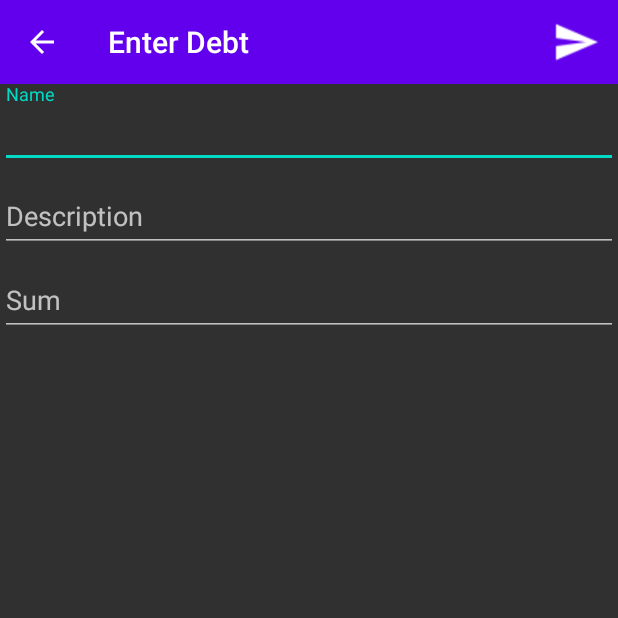
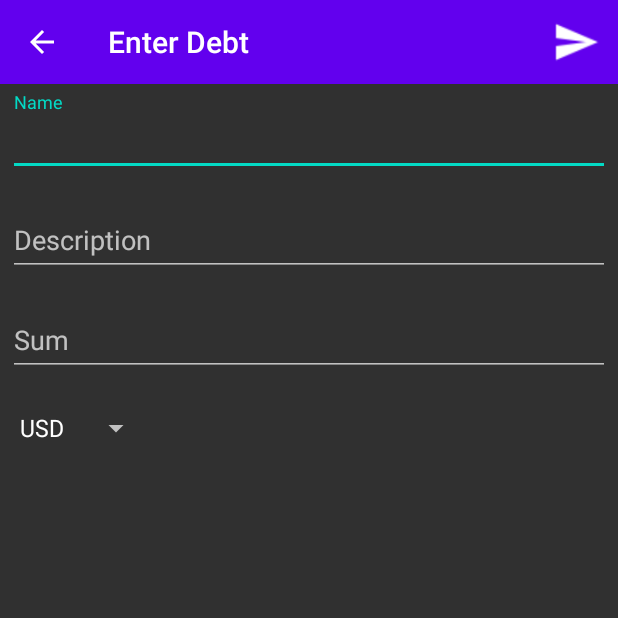
Before and after one commit to ponwed/DebtTracker, an Android app: the AddNewDebtActivity screen opened directly, with no data from a screen before it, on a phone screen of 412 x 824 dp, the top half of it. Run offline under Robolectric (Android 15) with nearby library versions, the phone set to English and light mode, and no system bars.

```diff
--- a/app/src/main/java/com/pontus/debttracker/AddNewDebtActivity.java
+++ b/app/src/main/java/com/pontus/debttracker/AddNewDebtActivity.java
@@ -8,20 +8,27 @@ import android.os.Bundle;
 import android.view.Menu;
 import android.view.MenuItem;
 import android.view.Window;
+import android.widget.ArrayAdapter;
 import android.widget.Button;
+import android.widget.Spinner;
 import android.widget.Toast;
 
 import com.google.android.material.textfield.TextInputLayout;
 
 import java.text.DateFormat;
 import java.text.SimpleDateFormat;
+import java.util.ArrayList;
+import java.util.Collections;
+import java.util.Currency;
 import java.util.Date;
+import java.util.HashSet;
+import java.util.List;
 import java.util.Locale;
 import java.util.Objects;
+import java.util.Set;
 
 public class AddNewDebtActivity extends AppCompatActivity
 {
-
     @Override
     protected void onCreate(Bundle savedInstanceState)
     {
@@ -35,6 +42,8 @@ public class AddNewDebtActivity extends AppCompatActivity
             getSupportActionBar().setDisplayHomeAsUpEnabled(true);
             getSupportActionBar().setDisplayShowHomeEnabled(true);
         }
+
+        populateSpinner();
     }
 
     @Override
@@ -51,21 +60,65 @@ public class AddNewDebtActivity extends AppCompatActivity
         return true;
     }
 
+    // Modified function from https://stackoverflow.com/a/3537085/2195880
+    private static List<String> getAllCurrencyCodes()
+    {
+        Set<String> toret = new HashSet<String>();
+        Locale[] locs = Locale.getAvailableLocales();
+
+        for(Locale loc : locs) {
+            try {
+                Currency currency = Currency.getInstance( loc );
+
+                if ( currency != null ) {
+                    toret.add(currency.getCurrencyCode());
+                }
+            } catch(Exception exc)
+            {
+                // Locale not found
+            }
+        }
+
+        List <String> currencyList = new ArrayList<>(toret);
+        Collections.sort(currencyList);
+        return currencyList;
+    }
+
+    private String getCurrencyStringForLocale()
+    {
+        Locale defaultLocale = Locale.getDefault();
+        return Currency.getInstance(defaultLocale).getCurrencyCode();
+    }
+
+    private void populateSpinner()
+    {
+        List<String> spinnerArr = getAllCurrencyCodes();
+
+        ArrayAdapter<String> adapter = new ArrayAdapter<String>(
+                this, android.R.layout.simple_spinner_dropdown_item, spinnerArr
+        );
+
+        adapter.setDropDownViewResource(android.R.layout.simple_spinner_dropdown_item);
+        Spinner currencySpinner = findViewById(R.id.currency_spinner);
+        currencySpinner.setAdapter(adapter);
+        currencySpinner.setSelection(adapter.getPosition(getCurrencyStringForLocale()));
+    }
+
     public void onComposeAction(MenuItem mi)
     {
         TextInputLayout etName = findViewById(R.id.et_Name);
         TextInputLayout etDesc = findViewById(R.id.et_desc);
         TextInputLayout etSum = findViewById(R.id.et_sum);
+        Spinner currencySpinner = findViewById(R.id.currency_spinner);
 
         DateFormat dateFormat = DateFormat.getDateInstance();
         String date = dateFormat.format(new Date());
 
         Bundle extras = new Bundle();
 
-
         extras.putString("name", Objects.requireNonNull(etName.getEditText()).getText().toString());
         extras.putString("desc", Objects.requireNonNull(etDesc.getEditText()).getText().toString());
-        extras.putString("sum", Objects.requireNonNull(etSum.getEditText()).getText().toString());
+        extras.putString("sum", Objects.requireNonNull(etSum.getEditText()).getText().toString() + " " + currencySpinner.getSelectedItem().toString());
         extras.putString("date", date);
 
         Intent intent = new Intent();
--- a/app/src/main/res/layout/activity_add_new_debt.xml
+++ b/app/src/main/res/layout/activity_add_new_debt.xml
@@ -11,6 +11,7 @@
         android:id="@+id/et_Name"
         android:layout_width="match_parent"
         android:layout_height="wrap_content"
+        android:padding="5dp"
         app:layout_constraintTop_toBottomOf="@+id/toolbar">
 
         <com.google.android.material.textfield.TextInputEditText
@@ -23,6 +24,7 @@
         android:id="@+id/et_desc"
         android:layout_width="match_parent"
         android:layout_height="wrap_content"
+        android:padding="5dp"
         app:layout_constraintTop_toBottomOf="@+id/et_Name">
 
         <com.google.android.material.textfield.TextInputEditText
@@ -35,8 +37,8 @@
         android:id="@+id/et_sum"
         android:layout_width="match_parent"
         android:layout_height="wrap_content"
-        app:layout_constraintTop_toBottomOf="@+id/et_desc"
-        tools:layout_editor_absoluteX="1dp">
+        android:padding="5dp"
+        app:layout_constraintTop_toBottomOf="@+id/et_desc">
 
         <com.google.android.material.textfield.TextInputEditText
             android:layout_width="match_parent"
@@ -55,5 +57,14 @@
         app:layout_constraintStart_toStartOf="parent"
         app:layout_constraintTop_toTopOf="parent" />
 
+    <Spinner
+        android:id="@+id/currency_spinner"
+        android:layout_width="wrap_content"
+        android:layout_height="wrap_content"
+        android:spinnerMode="dialog"
+        android:padding="5dp"
+        app:layout_constraintLeft_toLeftOf="parent"
+        app:layout_constraintTop_toBottomOf="@+id/et_sum" />
+
 
 </androidx.constraintlayout.widget.ConstraintLayout>
```
